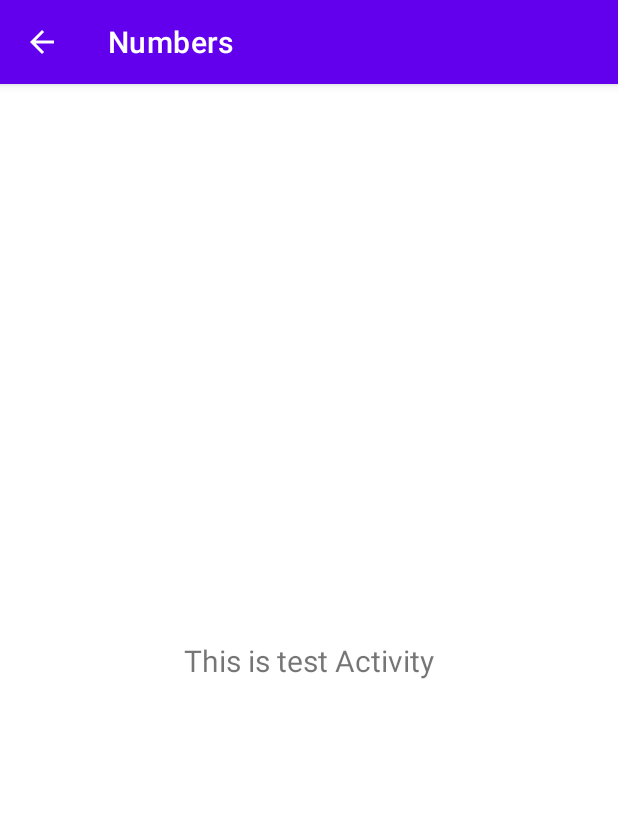
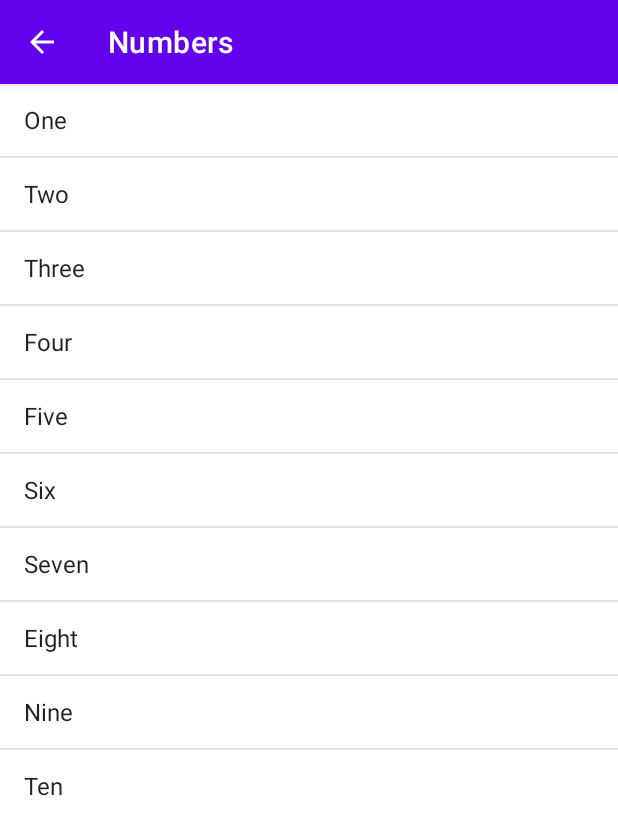
Before and after one commit to DEVdoraemon/Miwok, an Android app: the NumbersActivity screen opened directly, with no data from a screen before it, on a phone screen of 412 x 824 dp. Shown: the top 835 px of the screen. Run offline under Robolectric (Android 15) with nearby library versions, the phone set to English and light mode, and no system bars.

Commit message:
Updated every activity with ArrayAdapter

```diff
--- a/app/src/main/java/com/awasthir/miwok/NumbersActivity.java
+++ b/app/src/main/java/com/awasthir/miwok/NumbersActivity.java
@@ -1,14 +1,41 @@
+// package that is unique among all android packages
 package com.awasthir.miwok;
 
+// import things that are necessary to run the project
 import androidx.appcompat.app.AppCompatActivity;
+import android.os.Bundle;
+import android.widget.ArrayAdapter;
+import android.widget.ListView;
+import java.util.ArrayList;
 
-import android.os.Bundle;
-
+// inherit the NumbersActivity and it's modify some abstract behaviors from AppCompatActivity
 public class NumbersActivity extends AppCompatActivity {
 
+    // Override abstract function to modify the onCreate behavior of Numbers Activity
     @Override
     protected void onCreate(Bundle savedInstanceState) {
         super.onCreate(savedInstanceState);
-        setContentView(R.layout.activity_numbers);
+        setContentView(R.layout.list_item);
+
+        // Ini
+        ArrayList<String> Words = new ArrayList<String>();
+
+        Words.add("One");
+        Words.add("Two");
+        Words.add("Three");
+        Words.add("Four");
+        Words.add("Five");
+        Words.add("Six");
+        Words.add("Seven");
+        Words.add("Eight");
+        Words.add("Nine");
+        Words.add("Ten");
+
+        ArrayAdapter<String> listAdapter = new ArrayAdapter<>(this, android.R.layout.simple_list_item_1, Words);
+
+        ListView listView = findViewById(R.id.list);
+
+        listView.setAdapter(listAdapter);
+
     }
 }
--- /dev/null
+++ b/app/src/main/res/layout/list_item.xml
@@ -0,0 +1,11 @@
+<?xml version="1.0" encoding="utf-8"?>
+<ListView
+    android:id="@+id/list"
+    xmlns:tools="http://schemas.android.com/tools"
+    xmlns:android="http://schemas.android.com/apk/res/android"
+    android:layout_width="match_parent"
+    android:layout_height="wrap_content"
+    android:orientation="vertical"
+    tools:text="One" >
+
+</ListView>
```
Also changed, not shown: app/src/main/java/com/awasthir/miwok/ColorsActivity.java (+25 -1 lines), app/src/main/java/com/awasthir/miwok/FamilyActivity.java (+26 -1 lines), app/src/main/java/com/awasthir/miwok/PhrasesActivity.java (+24 -1 lines).
